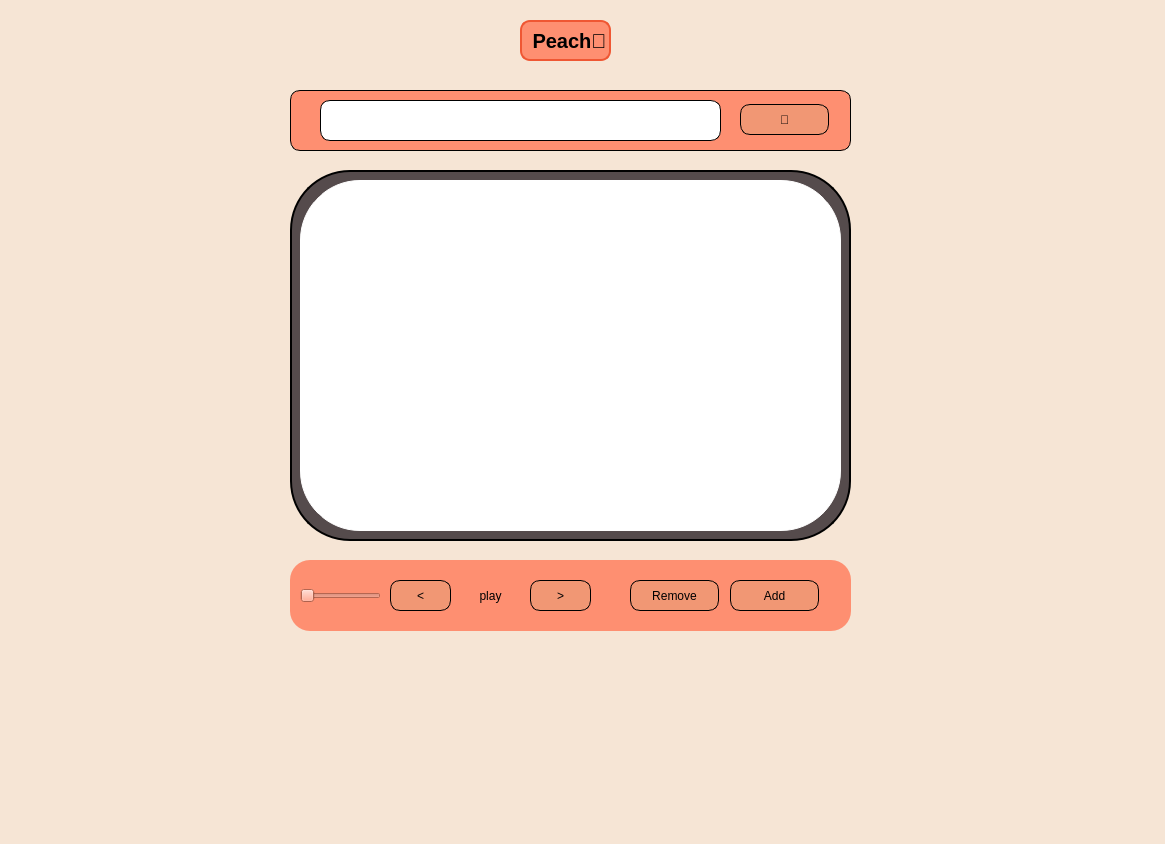
Old version of the form ui_main3.ui in the repository YourBestFriendKenny/CancelProject.
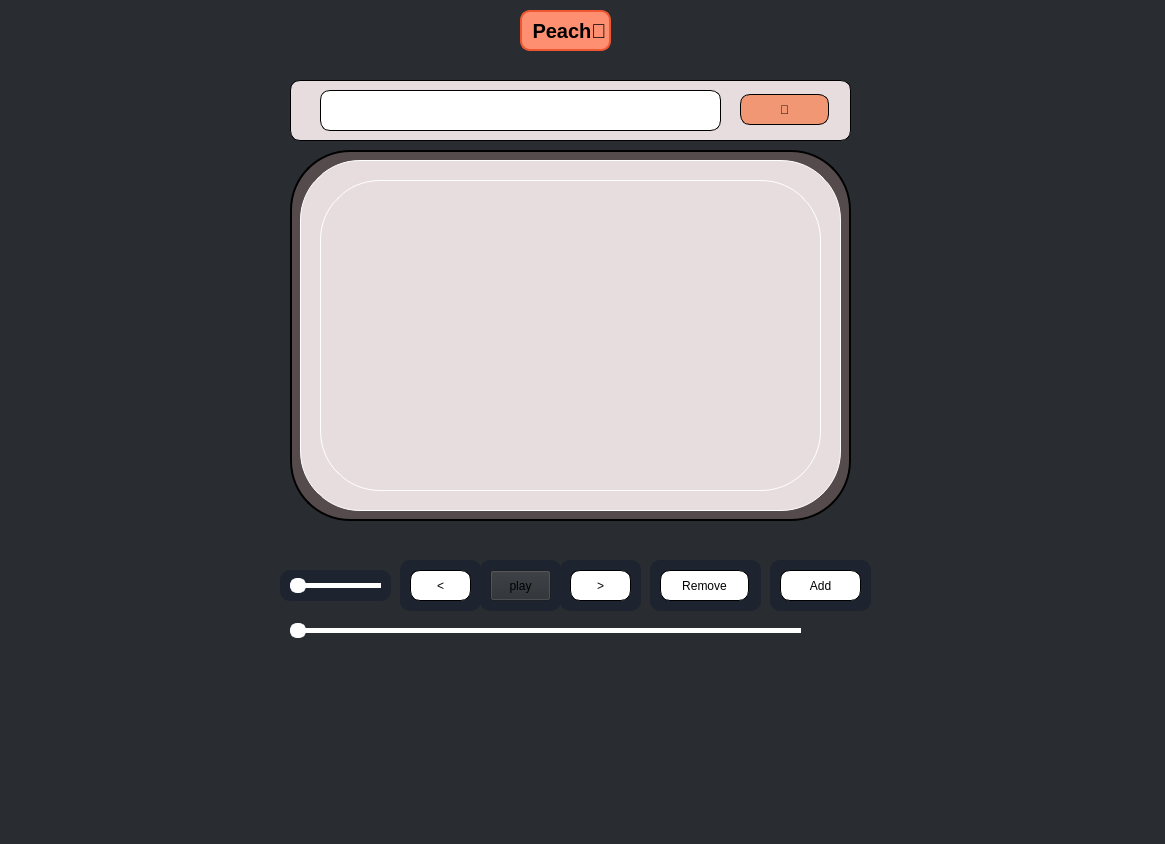
New version of the form.

Commit message: nobody belives in you

Patch:
```diff
--- a/ui_main3.ui
+++ b/ui_main3.ui
@@ -29,13 +29,13 @@
     <property name="geometry">
      <rect>
       <x>130</x>
-      <y>90</y>
+      <y>80</y>
       <width>1251</width>
       <height>901</height>
      </rect>
     </property>
     <property name="styleSheet">
-     <string notr="true">background-color:  	rgb(246,229,213);
+     <string notr="true">background-color:  	rgb(41,44,49);
 
 
 
@@ -70,84 +70,23 @@
     <widget class="QWidget" name="widget_4" native="true">
      <property name="geometry">
       <rect>
-       <x>310</x>
+       <x>290</x>
        <y>570</y>
-       <width>561</width>
-       <height>71</height>
+       <width>611</width>
+       <height>91</height>
       </rect>
      </property>
      <property name="styleSheet">
       <string notr="true">
-background-color:  	rgb(254,143,113);
-border-radius: 20px;
+background-color:  	rgb(41,44,49);
+
 
 </string>
      </property>
-     <widget class="QSlider" name="horizontalSlider">
-      <property name="geometry">
-       <rect>
-        <x>10</x>
-        <y>10</y>
-        <width>81</width>
-        <height>51</height>
-       </rect>
-      </property>
-      <property name="styleSheet">
-       <string notr="true">
-border-radius: 10px;</string>
-      </property>
-      <property name="orientation">
-       <enum>Qt::Horizontal</enum>
-      </property>
-     </widget>
-     <widget class="QPushButton" name="pushbutton_add">
-      <property name="geometry">
-       <rect>
-        <x>440</x>
-        <y>20</y>
-        <width>89</width>
-        <height>31</height>
-       </rect>
-      </property>
-      <property name="styleSheet">
-       <string notr="true">QPushButton{
-background-color:  	rgb(241,151,116);
-border: 1px solid rgb(0,0,0);
-border-radius: 10px;
-
-
-}</string>
-      </property>
-      <property name="text">
-       <string>Add</string>
-      </property>
-     </widget>
-     <widget class="QPushButton" name="pushbutton_next">
-      <property name="geometry">
-       <rect>
-        <x>240</x>
-        <y>20</y>
-        <width>61</width>
-        <height>31</height>
-       </rect>
-      </property>
-      <property name="styleSheet">
-       <string notr="true">QPushButton{
-background-color:  	rgb(241,151,116);
-border: 1px solid rgb(0,0,0);
-border-radius: 10px;
-
-
-}</string>
-      </property>
-      <property name="text">
-       <string>&gt;</string>
-      </property>
-     </widget>
      <widget class="QPushButton" name="pushbutton_play">
       <property name="geometry">
        <rect>
-        <x>170</x>
+        <x>220</x>
         <y>20</y>
         <width>61</width>
         <height>31</height>
@@ -177,7 +116,7 @@
      <widget class="QPushButton" name="pushbutton_back">
       <property name="geometry">
        <rect>
-        <x>100</x>
+        <x>140</x>
         <y>20</y>
         <width>61</width>
         <height>31</height>
@@ -185,20 +124,27 @@
       </property>
       <property name="styleSheet">
        <string notr="true">QPushButton{
-background-color:  	rgb(241,151,116);
+background-color:  	rgb(255,255,255);
 border: 1px solid rgb(0,0,0);
 border-radius: 10px;
 
-}</string>
+}
+</string>
       </property>
       <property name="text">
        <string>&lt;</string>
       </property>
+      <property name="iconSize">
+       <size>
+        <width>20</width>
+        <height>20</height>
+       </size>
+      </property>
      </widget>
      <widget class="QPushButton" name="pushbutton_remove">
       <property name="geometry">
        <rect>
-        <x>340</x>
+        <x>390</x>
         <y>20</y>
         <width>89</width>
         <height>31</height>
@@ -206,7 +152,7 @@
       </property>
       <property name="styleSheet">
        <string notr="true">QPushButton{
-background-color:  	rgb(241,151,116);
+background-color:  	rgb(255,255,255);
 border: 1px solid rgb(0,0,0);
 border-radius: 10px;
 
@@ -217,12 +163,228 @@
        <string>Remove</string>
       </property>
      </widget>
+     <widget class="QSlider" name="horizontalSlider_2">
+      <property name="geometry">
+       <rect>
+        <x>20</x>
+        <y>70</y>
+        <width>511</width>
+        <height>20</height>
+       </rect>
+      </property>
+      <property name="styleSheet">
+       <string notr="true">QSlider::groove:horizontal {
+    border-radius: 1px;       
+    height: 7px;              
+    margin: -1px 0;           
+}
+QSlider::handle:horizontal {
+    background-color: rgb(255,255, 255);
+    border: 2px solid #ffffff;
+    height: 14px;     
+    width: 12px;
+    margin: -4px 0;     
+    border-radius: 7px  ;
+    padding: -4px 0px;  
+}
+QSlider::add-page:horizontal {
+    background:  white;
+}
+QSlider::sub-page:horizontal {
+    background: #32353a;
+}</string>
+      </property>
+      <property name="orientation">
+       <enum>Qt::Horizontal</enum>
+      </property>
+     </widget>
+     <widget class="QSlider" name="horizontalSlider">
+      <property name="geometry">
+       <rect>
+        <x>20</x>
+        <y>20</y>
+        <width>91</width>
+        <height>31</height>
+       </rect>
+      </property>
+      <property name="styleSheet">
+       <string notr="true">QSlider::groove:horizontal {
+    border-radius: 1px;       
+    height: 7px;              
+    margin: -1px 0;           
+}
+QSlider::handle:horizontal {
+    background-color: rgb(255,255,255);
+    border: 2px solid #ffffff;
+    height: 14px;     
+    width: 12px;
+    margin: -4px 0;     
+    border-radius: 7px  ;
+    padding: -4px 0px;  
+}
+QSlider::add-page:horizontal {
+background: #ffffff;
+
+border-radius: 5px;
+}
+QSlider::sub-page:horizontal {
+    background: #d066e4, #a452e5;
+}
+QSlider{
+background-color: rgb(29,35,47);
+border-radius: 10px;
+}
+</string>
+      </property>
+      <property name="orientation">
+       <enum>Qt::Horizontal</enum>
+      </property>
+     </widget>
+     <widget class="QWidget" name="widget_7" native="true">
+      <property name="geometry">
+       <rect>
+        <x>10</x>
+        <y>20</y>
+        <width>111</width>
+        <height>31</height>
+       </rect>
+      </property>
+      <property name="styleSheet">
+       <string notr="true">background-color: rgb(29,35,47);
+border-radius: 10px;</string>
+      </property>
+     </widget>
+     <widget class="QWidget" name="widget_11" native="true">
+      <property name="geometry">
+       <rect>
+        <x>380</x>
+        <y>10</y>
+        <width>111</width>
+        <height>51</height>
+       </rect>
+      </property>
+      <property name="styleSheet">
+       <string notr="true">background-color: rgb(29,35,47);
+border-radius: 10px;</string>
+      </property>
+     </widget>
+     <widget class="QWidget" name="widget_12" native="true">
+      <property name="geometry">
+       <rect>
+        <x>500</x>
+        <y>10</y>
+        <width>101</width>
+        <height>51</height>
+       </rect>
+      </property>
+      <property name="styleSheet">
+       <string notr="true">background-color: rgb(29,35,47);
+border-radius: 10px;</string>
+      </property>
+      <widget class="QPushButton" name="pushbutton_add">
+       <property name="geometry">
+        <rect>
+         <x>10</x>
+         <y>10</y>
+         <width>81</width>
+         <height>31</height>
+        </rect>
+       </property>
+       <property name="styleSheet">
+        <string notr="true">QPushButton{
+background-color:  	rgb(255,255,255);
+border: 1px solid rgb(0,0,0);
+border-radius: 10px;
+
+
+}</string>
+       </property>
+       <property name="text">
+        <string>Add</string>
+       </property>
+      </widget>
+     </widget>
+     <widget class="QWidget" name="widget_10" native="true">
+      <property name="geometry">
+       <rect>
+        <x>290</x>
+        <y>10</y>
+        <width>81</width>
+        <height>51</height>
+       </rect>
+      </property>
+      <property name="styleSheet">
+       <string notr="true">background-color: rgb(29,35,47);
+border-radius: 10px;</string>
+      </property>
+      <widget class="QPushButton" name="pushbutton_next">
+       <property name="geometry">
+        <rect>
+         <x>10</x>
+         <y>10</y>
+         <width>61</width>
+         <height>31</height>
+        </rect>
+       </property>
+       <property name="styleSheet">
+        <string notr="true">QPushButton{
+background-color:  	rgb(255,255,255);
+border: 1px solid rgb(0,0,0);
+border-radius: 10px;
+
+
+}</string>
+       </property>
+       <property name="text">
+        <string>&gt;</string>
+       </property>
+      </widget>
+     </widget>
+     <widget class="QWidget" name="widget_9" native="true">
+      <property name="geometry">
+       <rect>
+        <x>210</x>
+        <y>10</y>
+        <width>81</width>
+        <height>51</height>
+       </rect>
+      </property>
+      <property name="styleSheet">
+       <string notr="true">background-color: rgb(29,35,47);
+border-radius: 10px;</string>
+      </property>
+     </widget>
+     <widget class="QWidget" name="widget_8" native="true">
+      <property name="geometry">
+       <rect>
+        <x>130</x>
+        <y>10</y>
+        <width>81</width>
+        <height>51</height>
+       </rect>
+      </property>
+      <property name="styleSheet">
+       <string notr="true">background-color: rgb(29,35,47);
+border-radius: 10px;</string>
+      </property>
+     </widget>
+     <zorder>widget_8</zorder>
+     <zorder>widget_9</zorder>
+     <zorder>widget_10</zorder>
+     <zorder>widget_11</zorder>
+     <zorder>widget_7</zorder>
+     <zorder>pushbutton_play</zorder>
+     <zorder>pushbutton_back</zorder>
+     <zorder>pushbutton_remove</zorder>
+     <zorder>horizontalSlider_2</zorder>
+     <zorder>horizontalSlider</zorder>
+     <zorder>widget_12</zorder>
     </widget>
     <widget class="QWidget" name="widget_5" native="true">
      <property name="geometry">
       <rect>
        <x>310</x>
-       <y>180</y>
+       <y>170</y>
        <width>561</width>
        <height>371</height>
       </rect>
@@ -243,23 +405,23 @@
       </property>
       <property name="styleSheet">
        <string notr="true">border: 1px solid rgb(255,255,255);
-background-color:  	rgb(255,255,255);
+background-color:  	rgb(231,221,222);
 border-radius: 60px;</string>
       </property>
       <widget class="QListWidget" name="listWidget">
        <property name="geometry">
         <rect>
-         <x>30</x>
-         <y>30</y>
-         <width>481</width>
-         <height>291</height>
+         <x>20</x>
+         <y>20</y>
+         <width>501</width>
+         <height>311</height>
         </rect>
        </property>
        <property name="whatsThis">
         <string>&lt;html&gt;&lt;head/&gt;&lt;body&gt;&lt;p&gt;&lt;br/&gt;&lt;/p&gt;&lt;/body&gt;&lt;/html&gt;</string>
        </property>
        <property name="styleSheet">
-        <string notr="true"/>
+        <string notr="true">background-color: rgb(231,221,222);</string>
        </property>
       </widget>
      </widget>
@@ -276,7 +438,7 @@
      <property name="styleSheet">
       <string notr="true">border:1px solid rgb(0,0,0);
 border-radius: 10px;
-background-color:  	rgb(254,143,113);</string>
+background-color:  	rgb(231,221,222);</string>
      </property>
      <widget class="QLineEdit" name="lineEdit">
       <property name="geometry">
```
Left out of the diff: 2 changed lines with no effect on the pictures. The commit also changes 1 other file.
